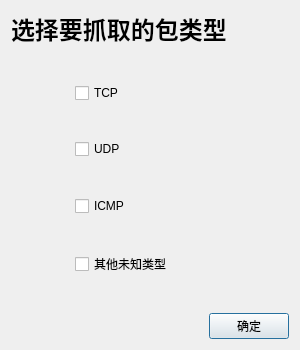
First picture: the form in src/filterwindow.ui, repository Paraworker/Sniffer, before the edit.
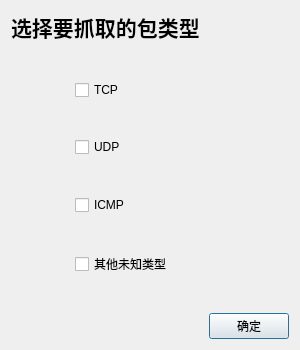
Second picture: the form after the edit.

Commit message: Set filterwindow title size to 16

```diff
--- a/src/filterwindow.ui
+++ b/src/filterwindow.ui
@@ -27,7 +27,7 @@
        <property name="font">
         <font>
          <family>Noto Sans CJK SC</family>
-         <pointsize>18</pointsize>
+         <pointsize>16</pointsize>
          <weight>75</weight>
          <bold>true</bold>
         </font>
```
